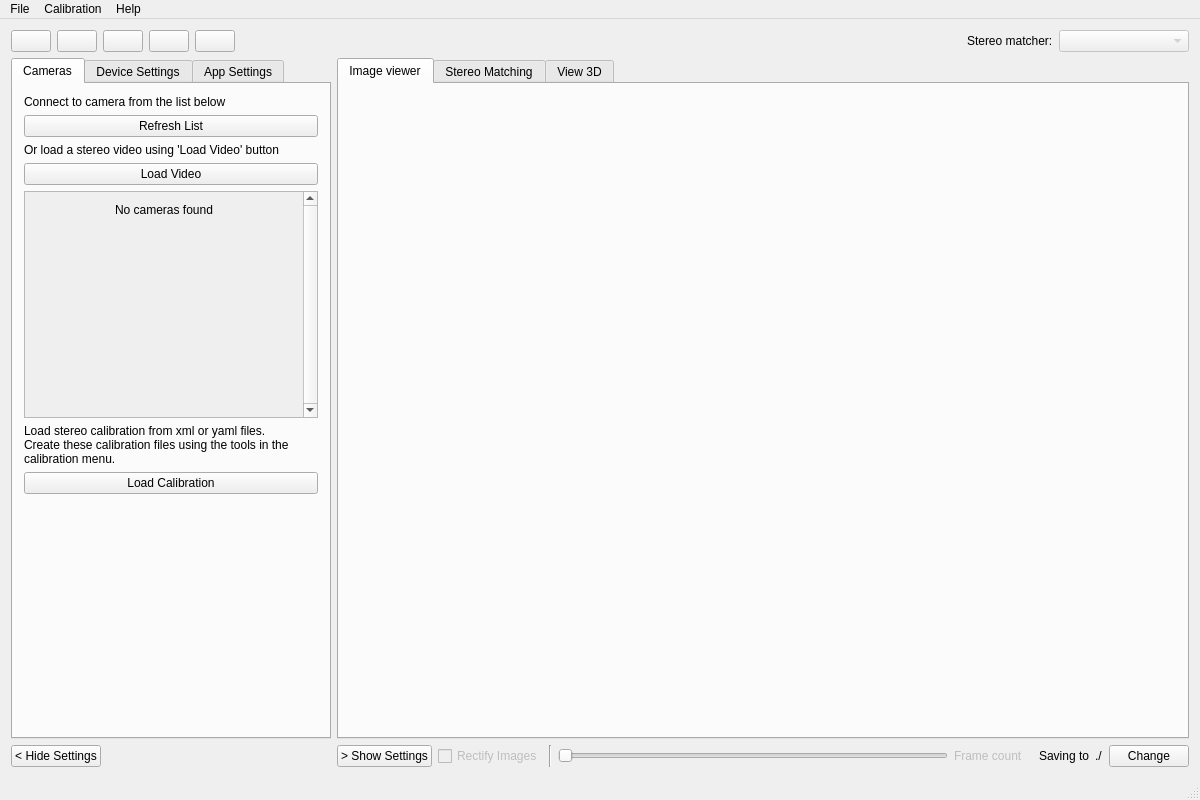
First picture: the form in src/mainwindow.ui, repository i3drobotics/stereo-vision-toolkit, before the edit.
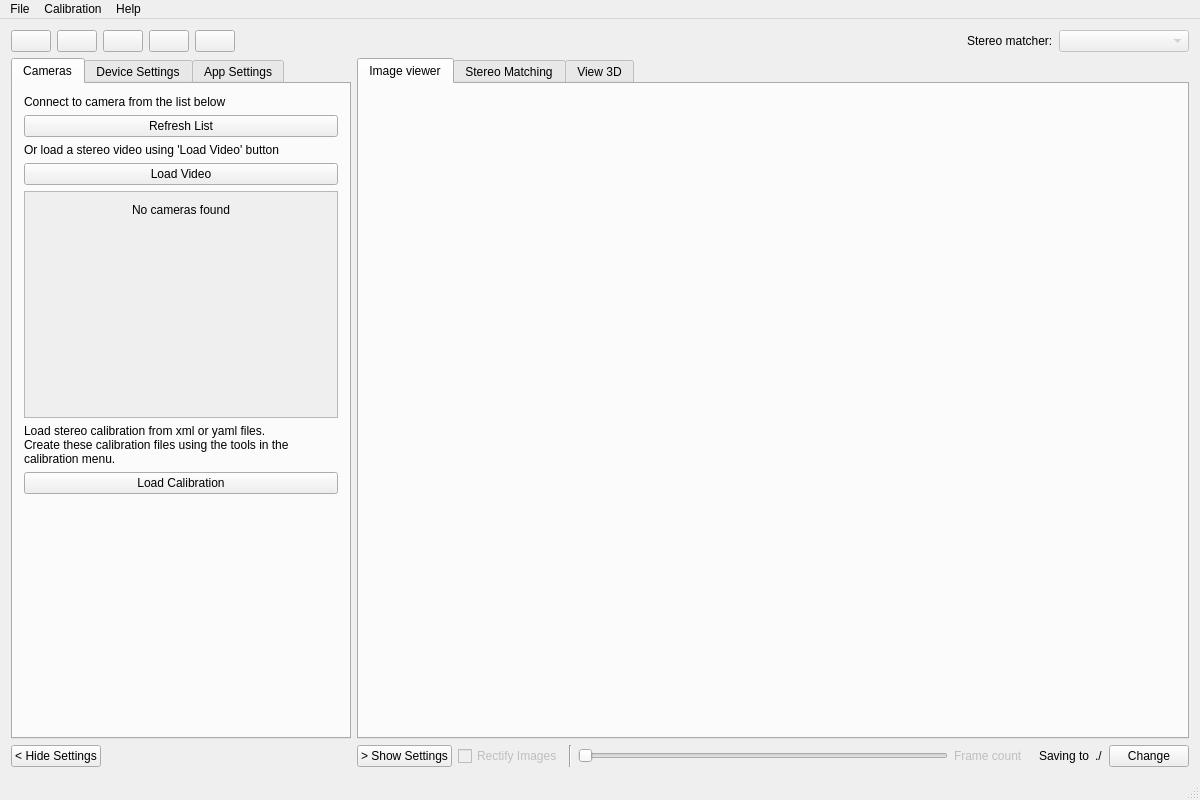
Second picture: the form after the edit.

Commit message: fix connect button cut off after window resize

The edit to the form file:
```diff
--- a/src/mainwindow.ui
+++ b/src/mainwindow.ui
@@ -352,7 +352,7 @@
            </property>
            <property name="minimumSize">
             <size>
-             <width>320</width>
+             <width>340</width>
              <height>0</height>
             </size>
            </property>
@@ -427,7 +427,7 @@
                   </size>
                  </property>
                  <property name="verticalScrollBarPolicy">
-                  <enum>Qt::ScrollBarAlwaysOn</enum>
+                  <enum>Qt::ScrollBarAsNeeded</enum>
                  </property>
                  <property name="horizontalScrollBarPolicy">
                   <enum>Qt::ScrollBarAlwaysOff</enum>
@@ -440,7 +440,7 @@
                    <rect>
                     <x>0</x>
                     <y>0</y>
-                    <width>273</width>
+                    <width>310</width>
                     <height>193</height>
                    </rect>
                   </property>
```
Left out of the diff: 2 changed lines with no effect on the pictures.
